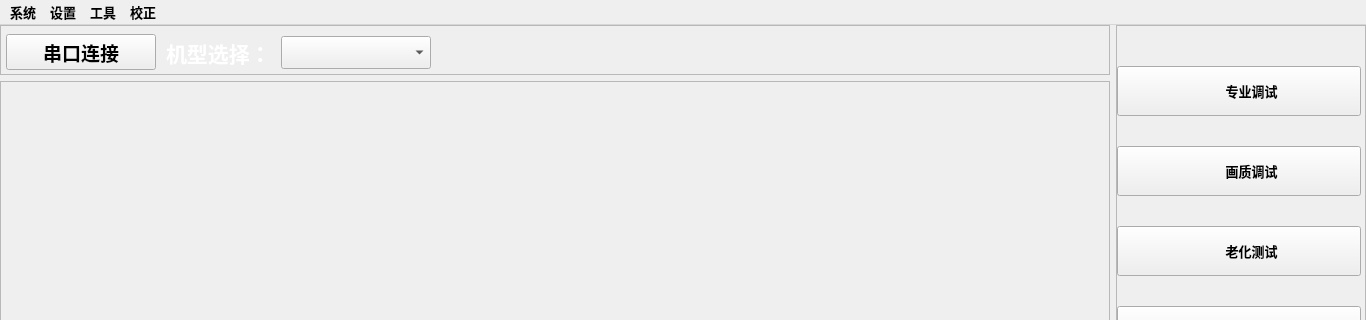
Above: MainWindow.ui from wlffeng2008/TCLDebugTool before the change; both pictures show x 0 to 1366 and y 0 to 320 of the 1366 by 768 pixel window. Below: the same form after it.
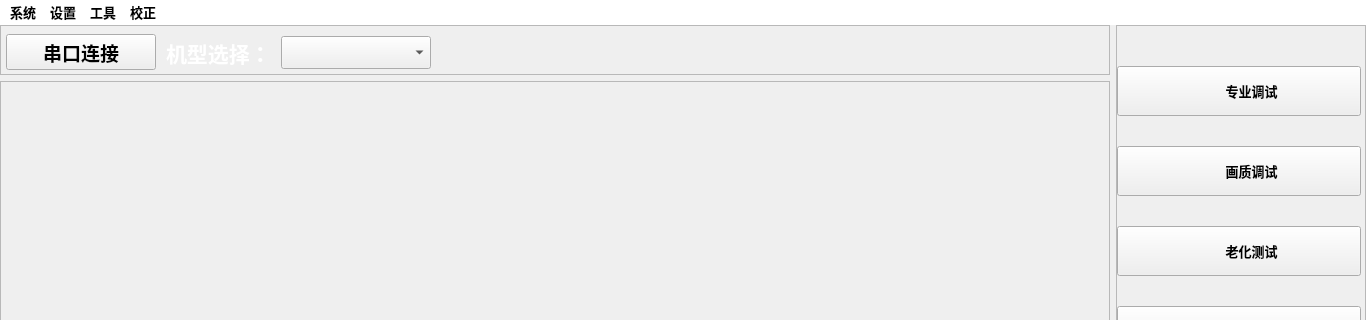
That is the form after the change. Icons and pictures are not drawn.

The edit to the form file:
```diff
--- a/MainWindow.ui
+++ b/MainWindow.ui
@@ -542,6 +542,9 @@
      <bold>true</bold>
     </font>
    </property>
+   <property name="styleSheet">
+    <string notr="true">background-color:white;</string>
+   </property>
    <widget class="QMenu" name="menuSystem">
     <property name="title">
      <string>系统</string>
```
Left out of the diff: 38 changed lines with no effect on the pictures.
